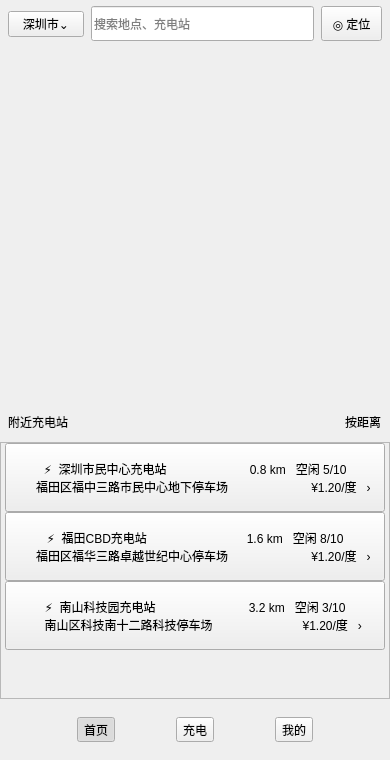
Above: ui/shell/mainwindow.ui from dirtysoup0519/ChargingUser before the change. Below: the same form after it.
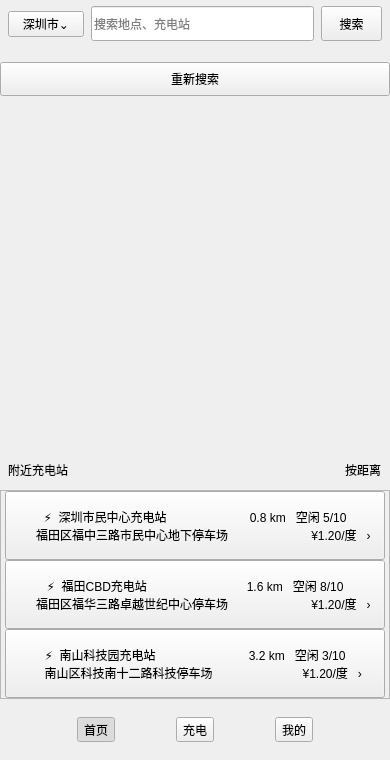
That is the form after the change. Icons and pictures are not drawn. Custom widgets are drawn as their Qt base class.

Commit message: feat(ui): add map and station list interaction

Patch:
```diff
--- a/ui/shell/mainwindow.ui
+++ b/ui/shell/mainwindow.ui
@@ -14,10 +14,12 @@
     <layout class="QHBoxLayout" name="topLayout"><property name="leftMargin"><number>8</number></property><property name="topMargin"><number>6</number></property><property name="rightMargin"><number>8</number></property><property name="bottomMargin"><number>6</number></property><property name="spacing"><number>7</number></property>
      <item><widget class="QPushButton" name="cityButton"><property name="minimumSize"><size><width>76</width><height>0</height></size></property><property name="maximumSize"><size><width>76</width><height>16777215</height></size></property><property name="text"><string>深圳市⌄</string></property></widget></item>
      <item><widget class="QLineEdit" name="searchBox"><property name="minimumSize"><size><width>0</width><height>35</height></size></property><property name="placeholderText"><string>搜索地点、充电站</string></property></widget></item>
-     <item><widget class="QPushButton" name="locateButton"><property name="minimumSize"><size><width>61</width><height>35</height></size></property><property name="maximumSize"><size><width>61</width><height>35</height></size></property><property name="text"><string>◎ 定位</string></property></widget></item>
+     <item><widget class="QPushButton" name="btnStationSearch"><property name="minimumSize"><size><width>61</width><height>35</height></size></property><property name="maximumSize"><size><width>61</width><height>35</height></size></property><property name="text"><string>搜索</string></property></widget></item>
     </layout>
    </widget></item>
-   <item><widget class="QLabel" name="mapImage"><property name="minimumSize"><size><width>390</width><height>354</height></size></property><property name="maximumSize"><size><width>390</width><height>354</height></size></property><property name="pixmap"><pixmap resource="../../resources/resources.qrc">:/images/home_map.png</pixmap></property><property name="scaledContents"><bool>true</bool></property></widget></item>
+   <item><widget class="QLabel" name="searchErrorLabel"><property name="visible"><bool>false</bool></property><property name="text"><string/></property><property name="wordWrap"><bool>true</bool></property></widget></item>
+   <item><widget class="QPushButton" name="searchRetryButton"><property name="visible"><bool>false</bool></property><property name="minimumSize"><size><width>0</width><height>34</height></size></property><property name="text"><string>重新搜索</string></property></widget></item>
+   <item><widget class="InteractiveMapWidget" name="mapView"><property name="minimumSize"><size><width>390</width><height>354</height></size></property><property name="maximumSize"><size><width>390</width><height>354</height></size></property><property name="pixmap"><pixmap resource="../../resources/resources.qrc">:/images/home_map.png</pixmap></property></widget></item>
    <item><widget class="QWidget" name="stationSection"><property name="minimumSize"><size><width>0</width><height>40</height></size></property><property name="maximumSize"><size><width>16777215</width><height>40</height></size></property>
     <layout class="QHBoxLayout" name="sectionLayout"><property name="leftMargin"><number>8</number></property><property name="rightMargin"><number>9</number></property>
      <item><widget class="QLabel" name="sectionTitle"><property name="text"><string>附近充电站</string></property></widget></item>
@@ -77,6 +79,7 @@
    </widget></item>
   </layout>
  </widget>
+ <customwidgets><customwidget><class>InteractiveMapWidget</class><extends>QLabel</extends><header>interactivemapwidget.h</header></customwidget></customwidgets>
  <resources><include location="../../resources/resources.qrc"/></resources>
  <connections/>
 </ui>
```
The commit also changes 6 other files.
